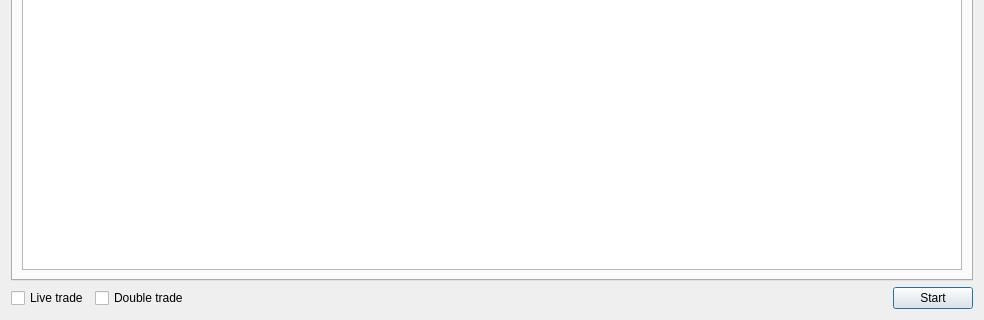
Above: ui/maindialog.ui from iamOgunyinka/octo-broccoli before the change; both pictures show x 0 to 984 and y 492 to 812 of the 984 by 812 pixel window. Below: the same form after it.
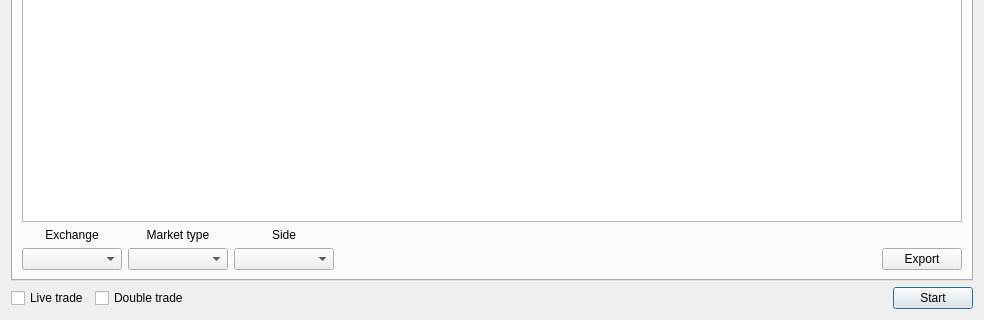
That is the form after the change. The open tabs and pages were chosen to show the change. Custom widgets are drawn as their Qt base class.

Commit message: CS-25 Add new widgets to allow exporting of order data

Patch:
```diff
--- a/ui/maindialog.ui
+++ b/ui/maindialog.ui
@@ -499,6 +499,90 @@
        <item>
         <widget class="QTableView" name="tableView"/>
        </item>
+       <item>
+        <layout class="QGridLayout" name="gridLayout_10">
+         <item row="1" column="1">
+          <widget class="QComboBox" name="exportMarketTypeCombo">
+           <property name="minimumSize">
+            <size>
+             <width>100</width>
+             <height>0</height>
+            </size>
+           </property>
+          </widget>
+         </item>
+         <item row="0" column="0">
+          <widget class="QLabel" name="label_17">
+           <property name="text">
+            <string>Exchange</string>
+           </property>
+           <property name="alignment">
+            <set>Qt::AlignCenter</set>
+           </property>
+          </widget>
+         </item>
+         <item row="1" column="4">
+          <widget class="QPushButton" name="exportButton">
+           <property name="text">
+            <string>Export</string>
+           </property>
+          </widget>
+         </item>
+         <item row="1" column="2">
+          <widget class="QComboBox" name="exportSideCombo">
+           <property name="minimumSize">
+            <size>
+             <width>100</width>
+             <height>0</height>
+            </size>
+           </property>
+          </widget>
+         </item>
+         <item row="0" column="1">
+          <widget class="QLabel" name="label_18">
+           <property name="text">
+            <string>Market type</string>
+           </property>
+           <property name="alignment">
+            <set>Qt::AlignCenter</set>
+           </property>
+          </widget>
+         </item>
+         <item row="0" column="2">
+          <widget class="QLabel" name="label_19">
+           <property name="text">
+            <string>Side</string>
+           </property>
+           <property name="alignment">
+            <set>Qt::AlignCenter</set>
+           </property>
+          </widget>
+         </item>
+         <item row="1" column="0">
+          <widget class="QComboBox" name="exportExchangeCombo">
+           <property name="minimumSize">
+            <size>
+             <width>100</width>
+             <height>0</height>
+            </size>
+           </property>
+          </widget>
+         </item>
+         <item row="1" column="3">
+          <spacer name="horizontalSpacer_2">
+           <property name="orientation">
+            <enum>Qt::Horizontal</enum>
+           </property>
+           <property name="sizeHint" stdset="0">
+            <size>
+             <width>40</width>
+             <height>20</height>
+            </size>
+           </property>
+          </spacer>
+         </item>
+        </layout>
+       </item>
       </layout>
      </widget>
     </widget>
```
Left out of the diff: 2 changed lines with no effect on the pictures.
